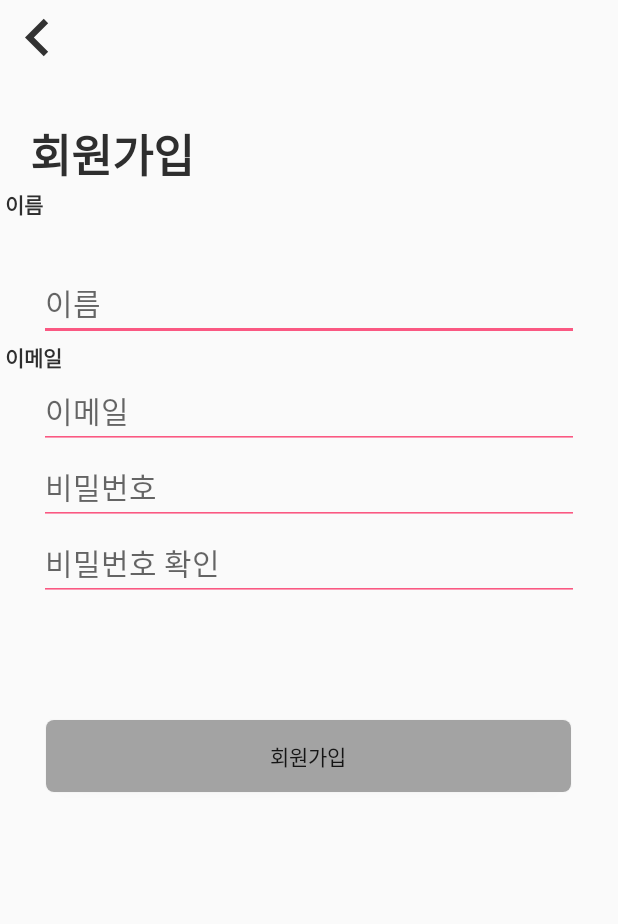
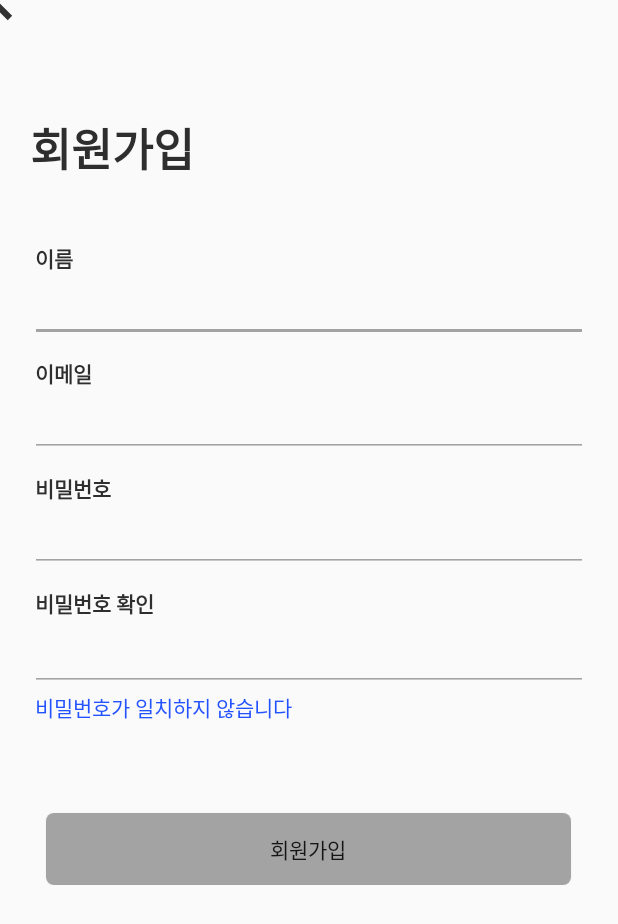
Before and after one commit to alexfu2011/PetApp, an Android app: the SignUpActivity screen opened directly, with no data from a screen before it, on a phone screen of 412 x 824 dp. Shown: the top 924 px of the screen. Run offline under Robolectric (Android 15) with nearby library versions, the phone set to English and light mode, and no system bars; our stand-ins replace Firebase (no records; nobody signed in at launch, a user with empty details on screens opened directly).

Commit message:
회원가입 UI 수정

```diff
--- a/app/src/main/res/layout/activity_sign_up.xml
+++ b/app/src/main/res/layout/activity_sign_up.xml
@@ -1,32 +1,56 @@
 <?xml version="1.0" encoding="utf-8"?>
-<LinearLayout
+<androidx.constraintlayout.widget.ConstraintLayout
     xmlns:android="http://schemas.android.com/apk/res/android"
     android:layout_width="match_parent"
     android:layout_height="match_parent"
-    xmlns:app="http://schemas.android.com/apk/res-auto"
-    android:orientation="vertical">
+    xmlns:app="http://schemas.android.com/apk/res-auto">
+
+    <androidx.appcompat.widget.Toolbar
+        android:id="@+id/toolbar"
+        android:layout_width="match_parent"
+        android:layout_height="?attr/actionBarSize"
+        app:layout_constraintEnd_toEndOf="parent"
+        app:layout_constraintStart_toStartOf="parent"
+        app:layout_constraintTop_toTopOf="parent" />
+
 
     <ImageView
+        android:id="@+id/back"
         android:layout_width="50dp"
         android:layout_height="50dp"
-        android:id="@+id/back"
-        android:src="@drawable/ic_back"/>
+        android:src="@drawable/ic_back"
+        app:layout_constraintBottom_toTopOf="@+id/toolbar"
+        app:layout_constraintEnd_toStartOf="@+id/toolbar"
+        app:layout_constraintHorizontal_bias="0.0"
+        app:layout_constraintStart_toStartOf="parent"
+        app:layout_constraintTop_toTopOf="parent"
+        app:layout_constraintVertical_bias="0.0" />
+
+    <LinearLayout
+        android:layout_width="match_parent"
+        android:layout_height="wrap_content"
+        android:orientation="vertical"
+        android:padding="20dp"
+        app:layout_constraintBottom_toBottomOf="parent"
+        app:layout_constraintEnd_toEndOf="parent"
+        app:layout_constraintStart_toStartOf="parent"
+        app:layout_constraintTop_toBottomOf="@+id/toolbar"
+        app:layout_constraintVertical_bias="0.0">
 
 
     <TextView
         android:layout_width="match_parent"
         android:layout_height="wrap_content"
         android:text="회원가입"
-        android:layout_marginLeft="20dp"
         android:textSize="30dp"
-        android:layout_marginTop="30dp"
+        android:layout_marginBottom="20dp"
         android:textStyle="bold"
         android:textColor="#2E2E2E"/>
 
     <TextView
-        android:id="@+id/text_name"
         android:layout_width="match_parent"
         android:layout_height="wrap_content"
+        android:layout_marginTop="20dp"
         android:layout_marginLeft="3dp"
         android:text="이름"
         android:textColor="#2E2E2E"
@@ -34,60 +58,71 @@
 
 
     <EditText
-        android:layout_width="360dp"
+        android:layout_width="match_parent"
         android:layout_height="wrap_content"
-        android:hint="이름"
         android:layout_gravity="center"
-        android:layout_marginTop="30dp"
         android:id="@+id/signup_name"
-        android:backgroundTint="#FA5882"
-        android:textSize="20dp"/>
+        android:backgroundTint="@color/colorEnabled"/>
 
     <TextView
-        android:id="@+id/text_email"
         android:layout_width="match_parent"
         android:layout_height="wrap_content"
         android:layout_marginLeft="3dp"
+        android:layout_marginTop="10dp"
         android:text="이메일"
         android:textColor="#2E2E2E"
         android:textStyle="bold"/>
 
     <EditText
-        android:layout_width="360dp"
+        android:layout_width="match_parent"
         android:layout_height="wrap_content"
-        android:hint="이메일"
         android:layout_gravity="center"
         android:id="@+id/signup_email"
-        android:backgroundTint="#FA5882"
-        android:textSize="20dp"/>
+        android:backgroundTint="@color/colorEnabled"/>
 
 
+        <TextView
+            android:layout_width="match_parent"
+            android:layout_height="wrap_content"
+            android:layout_marginLeft="3dp"
+            android:layout_marginTop="10dp"
+            android:text="비밀번호"
+            android:textColor="#2E2E2E"
+            android:textStyle="bold"/>
+
     <EditText
-        android:layout_width="360dp"
+        android:layout_width="match_parent"
         android:layout_height="wrap_content"
         android:layout_gravity="center"
         android:id="@+id/signup_pw"
-        android:backgroundTint="#FA5882"
-        android:textSize="20dp"
-        android:inputType="textPassword"
-        android:hint="비밀번호"/>
+        android:backgroundTint="@color/colorEnabled"
+        android:inputType="textPassword"/>
+
+        <TextView
+            android:layout_width="match_parent"
+            android:layout_height="wrap_content"
+            android:layout_marginTop="10dp"
+            android:layout_marginLeft="3dp"
+            android:text="비밀번호 확인"
+            android:textColor="#2E2E2E"
+            android:textStyle="bold"/>
 
     <EditText
-        android:layout_width="360dp"
+        android:layout_width="match_parent"
         android:layout_height="wrap_content"
         android:layout_gravity="center"
         android:id="@+id/signup_pwck"
-        android:backgroundTint="#FA5882"
+        android:backgroundTint="@color/colorEnabled"
         android:textSize="20dp"
-        android:inputType="textPassword"
-        android:hint="비밀번호 확인"/>
+        android:inputType="textPassword"/>
 
-    <TextView
-        android:layout_width="wrap_content"
-        android:layout_height="wrap_content"
-        android:id="@+id/pw_state"
-        android:text=" "
-        android:layout_marginLeft="20dp"/>
+        <TextView
+            android:id="@+id/pw_state"
+            android:layout_width="wrap_content"
+            android:layout_height="wrap_content"
+            android:layout_marginLeft="3dp"
+            android:text="비밀번호가 일치하지 않습니다"
+             android:textColor="#2352FF"/>
 
 
     <Button
@@ -101,4 +136,6 @@
         android:id="@+id/signup"/>
 
 
-</LinearLayout>
+    </LinearLayout>
+
+</androidx.constraintlayout.widget.ConstraintLayout>
--- a/app/src/main/res/values/colors.xml
+++ b/app/src/main/res/values/colors.xml
@@ -3,4 +3,5 @@
     <color name="colorPrimary">#6200EE</color>
     <color name="colorPrimaryDark">#3700B3</color>
     <color name="colorAccent">#03DAC5</color>
+    <color name="colorEnabled">#A3A3A3</color>
 </resources>
```
